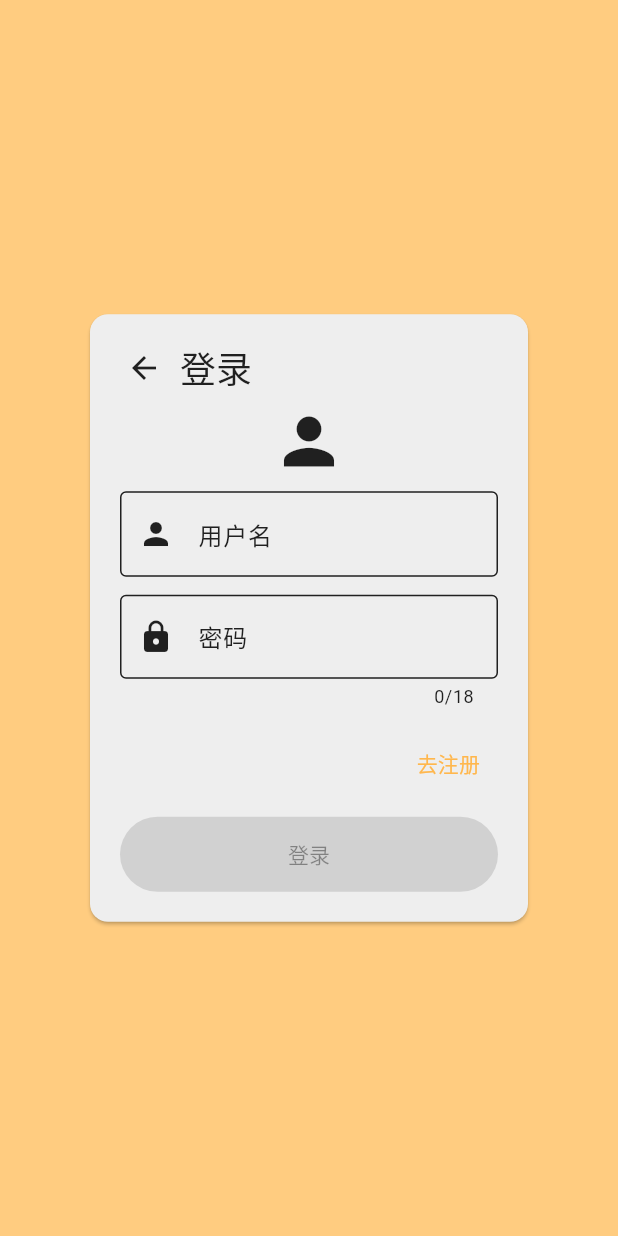
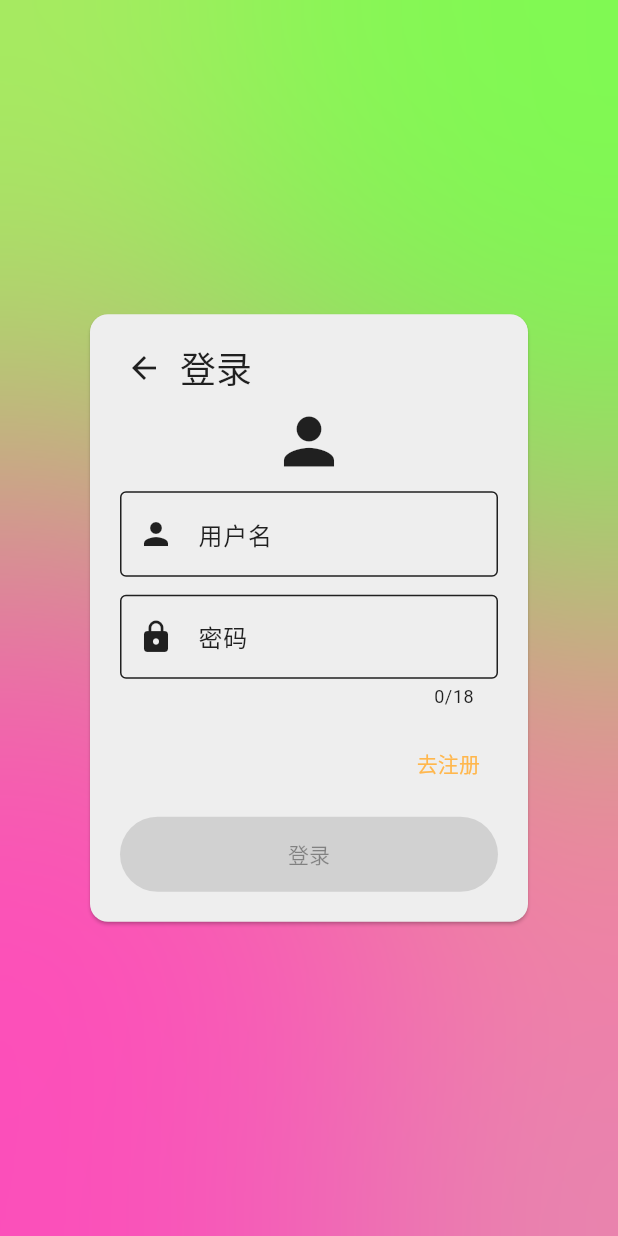
Before and after one commit to Yin-Jinlong/h-nas-community, a Flutter app: the screen it shows after launch, after a tap on the "menu" icon, after a tap on the "swap vert" icon, after a tap on the "person" icon, on a phone screen of 412 x 824 dp. Run offline on Flutter 3.47's test engine with Material 3 defaults, Android fonts, the phone set to English and light mode, and no system bars; our stand-ins replace bot_toast, cached_network_image, convert, dio, dotted_decoration, file_picker and 9 more; missing offline and left inert: context_menus, desktop_drop, flutter_lyric, lrc, media_kit, media_kit_video and 2 more; generated files the repository leaves out were written again; statements that could not run were skipped.

Commit message:
feat: 添加登录注册背景

```diff
--- a/client/lib/pages/login_logon/login_logon.dart
+++ b/client/lib/pages/login_logon/login_logon.dart
@@ -1,3 +1,6 @@
+import 'dart:math';
+import 'dart:ui';
+
 import 'package:flutter/material.dart';
 import 'package:h_nas/components/tab_page.dart';
 import 'package:h_nas/model/user_model.dart';
@@ -24,17 +27,40 @@ class LogInOnPage extends StatefulWidget {
 
 class _LogInOnPageState extends State<LogInOnPage> {
   var pageIndex = 0;
+  final List<_BackgroundItem> _bgItems = [];
 
   @override
-  Widget build(BuildContext context) {
-    return Scaffold(
-      backgroundColor: ColorScheme.of(context).secondary,
-      body: Center(
-        child: IntrinsicWidth(
-          child: IntrinsicHeight(
-            child: ConstrainedBox(
-              constraints: BoxConstraints(minWidth: 300),
-              child: Card(
+  void initState() {
+    super.initState();
+    final random = Random();
+
+    const count = 6;
+    const offCount = 10;
+
+    for (var i = 0; i < count; i++) {
+      _bgItems.add(
+        _BackgroundItem(
+          pos: Offset(random.nextDouble(), random.nextDouble()),
+          radius: random.nextDouble(),
+          colorOff: (random.nextInt(offCount - 1) + 1) * 360 / offCount,
+        ),
+      );
+    }
+  }
+
+  Widget _background(BuildContext context) {
+    return SizedBox.expand(
+      child: CustomPaint(
+        painter: _BackgroundPainter(
+          color: HSVColor.fromColor(ColorScheme.of(context).primary),
+          items: _bgItems,
+        ),
+      ),
+    );
+  }
+
+  Widget _content() {
+    return Card(
       child: Padding(
         padding: EdgeInsets.all(12),
         child: Stack(
@@ -54,17 +80,12 @@ class _LogInOnPageState extends State<LogInOnPage> {
                       ),
                     ),
                     Text(
-                                pageIndex == 0
-                                    ? S.current.login
-                                    : S.current.logon,
+                      pageIndex == 0 ? S.current.login : S.current.logon,
                       style: TextTheme.of(context).headlineSmall,
                     ),
                   ],
                 ),
-                          Hero(
-                            tag: 'login',
-                            child: const Icon(Icons.person, size: 50),
-                          ),
+                Hero(tag: 'login', child: const Icon(Icons.person, size: 50)),
                 TabPage(
                   index: pageIndex,
                   children: [
@@ -90,10 +111,31 @@ class _LogInOnPageState extends State<LogInOnPage> {
           ],
         ),
       ),
+    );
+  }
+
+  @override
+  Widget build(BuildContext context) {
+    return Scaffold(
+      backgroundColor: ColorScheme.of(context).secondary,
+      body: Stack(
+        children: [
+          _background(context),
+          BackdropFilter(
+            filter: ImageFilter.blur(sigmaX: 150, sigmaY: 150),
+            child: Container(),
+          ),
+          Center(
+            child: IntrinsicWidth(
+              child: IntrinsicHeight(
+                child: ConstrainedBox(
+                  constraints: BoxConstraints(minWidth: 300),
+                  child: _content(),
                 ),
               ),
             ),
           ),
+        ],
       ),
     );
   }
@@ -135,3 +177,55 @@ class _QRClipper extends CustomClipper<Path> {
     return true;
   }
 }
+
+class _BackgroundItem {
+  Offset pos;
+  double radius;
+  double colorOff;
+  late Paint _paint;
+
+  _BackgroundItem({
+    required this.pos,
+    required this.radius,
+    required this.colorOff,
+  }) {
+    _paint =
+        Paint()
+          ..isAntiAlias = true
+          ..style = PaintingStyle.fill;
+  }
+
+  void draw(
+    Canvas canvas,
+    HSVColor color,
+    double width,
+    double height,
+    double r,
+  ) {
+    _paint.color = color.withHue((color.hue + colorOff) % 360).toColor();
+    canvas.drawCircle(
+      Offset(pos.dx * width, pos.dy * height),
+      radius * r,
+      _paint,
+    );
+  }
+}
+
+class _BackgroundPainter extends CustomPainter {
+  final HSVColor color;
+  final List<_BackgroundItem> items;
+
+  _BackgroundPainter({required this.color, required this.items});
+
+  @override
+  void paint(Canvas canvas, Size size) {
+    final maxR = sqrt(size.width * size.width + size.height * size.height) / 3;
+
+    for (final item in items) {
+      item.draw(canvas, color, size.width, size.height, maxR);
+    }
+  }
+
+  @override
+  bool shouldRepaint(covariant CustomPainter oldDelegate) => false;
+}
```
Lines whose indentation alone changed are shown as unchanged.
